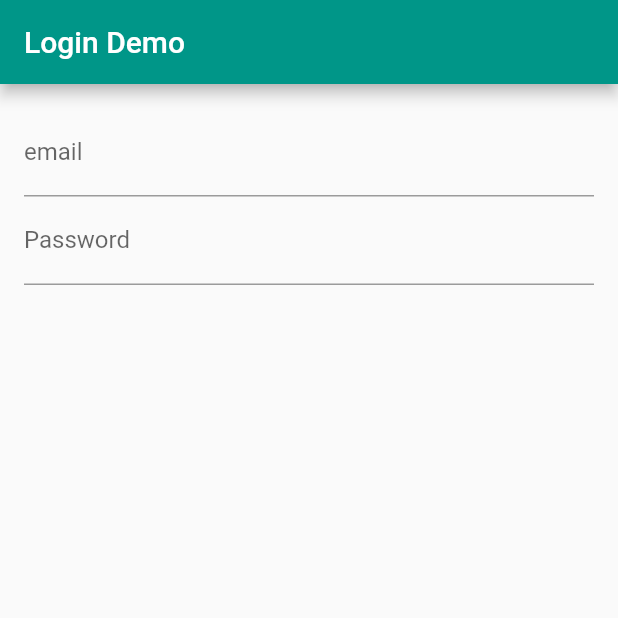
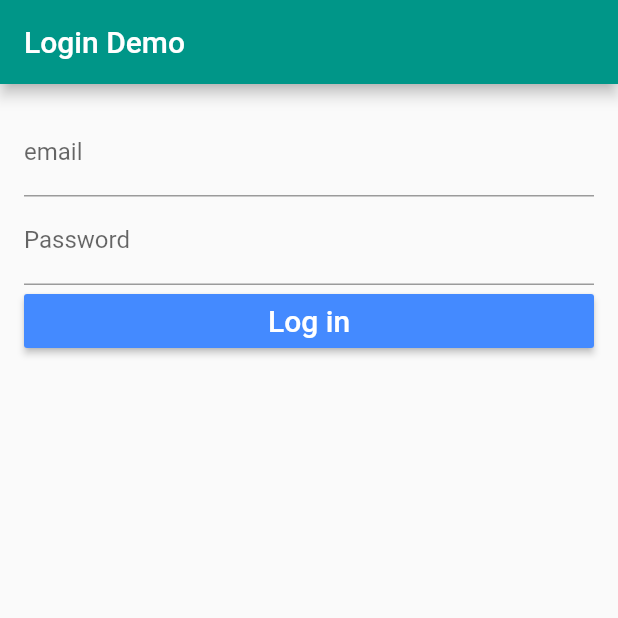
Before and after one commit to Labohkip81/Flutter_login-with-firebase, a Flutter app: the screen it shows after launch, on a phone screen of 412 x 824 dp, the top half of it. Run offline on Flutter 3.47's test engine with Material 2 defaults, Android fonts, the phone set to English and light mode, and no system bars.

Commit message:
Worked with the crossaxis alighnment to handle the stretching of the buttton to will the available width

```diff
--- a/lib/login.dart
+++ b/lib/login.dart
@@ -22,6 +22,7 @@ class _LoginPageState extends State<LoginPage> {
         padding: EdgeInsets.all(16.0),
         child: Form(
           child: Column(
+            crossAxisAlignment: CrossAxisAlignment.stretch,
             children: <Widget>[
               TextFormField(
                 decoration: InputDecoration(labelText: "email"),
@@ -30,9 +31,16 @@ class _LoginPageState extends State<LoginPage> {
 
               TextFormField(
                 decoration: InputDecoration(labelText: "Password"),
+                //hides text
                 obscureText: true,
               ),
-
+             RaisedButton(
+               child: Text("Log in", style:TextStyle(fontSize: 20.0,color:Colors.white)),
+               color: Colors.blueAccent,
+               onPressed: (){
+                 //implements what happens when the log in button is clicked
+               },
+             ),
 
 
             ],
```
